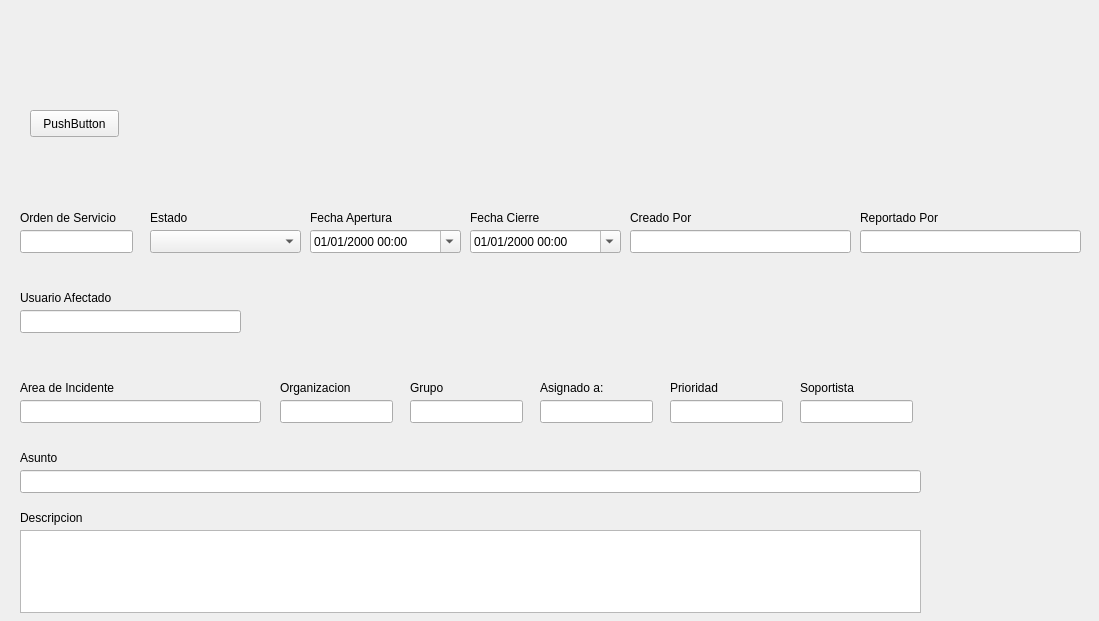
Before: the Qt Designer form src/ods.ui in foxcarlos/asiste, drawn with Qt 5.
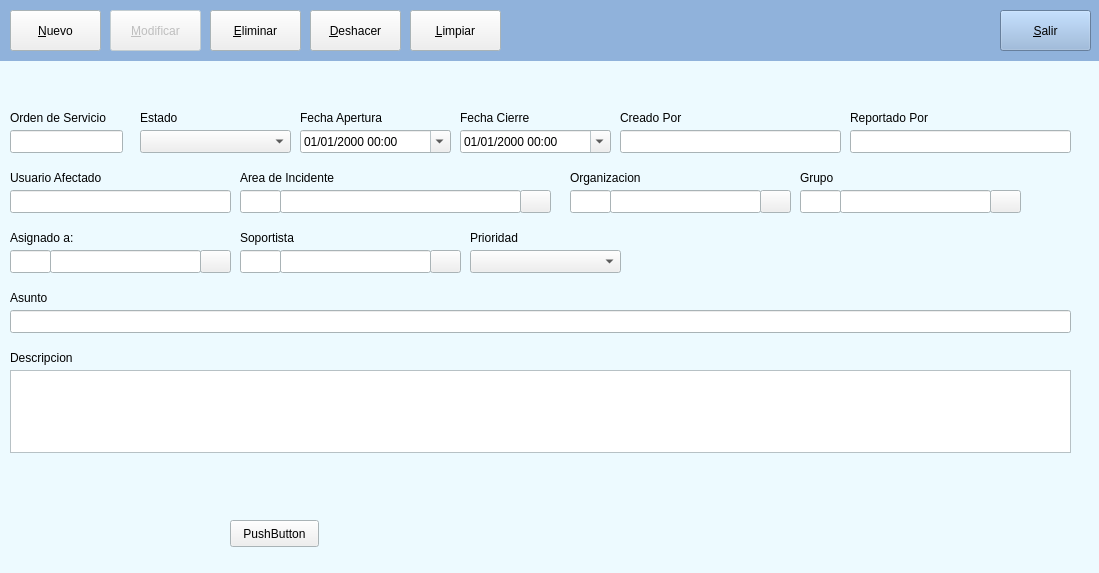
After: the same form once the commit is applied. Icons and pictures are not drawn.

Commit message: modified:   asiste.py modified:   config.conf new file:   img/20px-Crystal_Clear_app_kdict.png new file:   img/20px_find.jpg new file:   img/building-5-16.png new file:   img/check-mark-2-16.png new file:   img/check-mark-2-24.png new file:   img/laptop-4-16.png new file:   img/megaphone-4-24.png new file:   img/tablet-3-16.png new file:   img/tag-4-24.png new file:   img/user-12-24.png new file:   img/user-14-24.png new file:   img/user-6-16.png new file:   img/user-6-24.png modified:   src/Esquema_Tablas modified:   src/ods.ui modified:   tablas.ods modified:   windowUi.py

What changed in the file:
```diff
--- a/src/ods.ui
+++ b/src/ods.ui
@@ -7,40 +7,91 @@
     <x>0</x>
     <y>0</y>
     <width>1099</width>
-    <height>621</height>
+    <height>573</height>
    </rect>
   </property>
+  <property name="palette">
+   <palette>
+    <active>
+     <colorrole role="Base">
+      <brush brushstyle="SolidPattern">
+       <color alpha="255">
+        <red>255</red>
+        <green>255</green>
+        <blue>255</blue>
+       </color>
+      </brush>
+     </colorrole>
+     <colorrole role="Window">
+      <brush brushstyle="SolidPattern">
+       <color alpha="255">
+        <red>237</red>
+        <green>250</green>
+        <blue>255</blue>
+       </color>
+      </brush>
+     </colorrole>
+    </active>
+    <inactive>
+     <colorrole role="Base">
+      <brush brushstyle="SolidPattern">
+       <color alpha="255">
+        <red>255</red>
+        <green>255</green>
+        <blue>255</blue>
+       </color>
+      </brush>
+     </colorrole>
+     <colorrole role="Window">
+      <brush brushstyle="SolidPattern">
+       <color alpha="255">
+        <red>237</red>
+        <green>250</green>
+        <blue>255</blue>
+       </color>
+      </brush>
+     </colorrole>
+    </inactive>
+    <disabled>
+     <colorrole role="Base">
+      <brush brushstyle="SolidPattern">
+       <color alpha="255">
+        <red>237</red>
+        <green>250</green>
+        <blue>255</blue>
+       </color>
+      </brush>
+     </colorrole>
+     <colorrole role="Window">
+      <brush brushstyle="SolidPattern">
+       <color alpha="255">
+        <red>237</red>
+        <green>250</green>
+        <blue>255</blue>
+       </color>
+      </brush>
+     </colorrole>
+    </disabled>
+   </palette>
+  </property>
   <property name="windowTitle">
    <string>Form</string>
   </property>
   <widget class="QLineEdit" name="lineEdit_9">
    <property name="geometry">
     <rect>
-     <x>20</x>
-     <y>400</y>
+     <x>280</x>
+     <y>190</y>
      <width>241</width>
      <height>23</height>
     </rect>
    </property>
   </widget>
-  <widget class="QLabel" name="label_13">
-   <property name="geometry">
-    <rect>
-     <x>670</x>
-     <y>380</y>
-     <width>111</width>
-     <height>16</height>
-    </rect>
-   </property>
-   <property name="text">
-    <string>Prioridad</string>
-   </property>
-  </widget>
   <widget class="QLabel" name="label_7">
    <property name="geometry">
     <rect>
-     <x>20</x>
-     <y>290</y>
+     <x>10</x>
+     <y>170</y>
      <width>111</width>
      <height>16</height>
     </rect>
@@ -52,8 +103,8 @@
   <widget class="QLineEdit" name="txtCreadoPor">
    <property name="geometry">
     <rect>
-     <x>630</x>
-     <y>230</y>
+     <x>620</x>
+     <y>130</y>
      <width>221</width>
      <height>23</height>
     </rect>
@@ -62,8 +113,8 @@
   <widget class="QLabel" name="label_12">
    <property name="geometry">
     <rect>
-     <x>20</x>
-     <y>510</y>
+     <x>10</x>
+     <y>350</y>
      <width>111</width>
      <height>16</height>
     </rect>
@@ -75,9 +126,9 @@
   <widget class="QPlainTextEdit" name="plainTextEdit">
    <property name="geometry">
     <rect>
-     <x>20</x>
-     <y>530</y>
-     <width>901</width>
+     <x>10</x>
+     <y>370</y>
+     <width>1061</width>
      <height>83</height>
     </rect>
    </property>
@@ -85,8 +136,8 @@
   <widget class="QLabel" name="label">
    <property name="geometry">
     <rect>
-     <x>20</x>
-     <y>210</y>
+     <x>10</x>
+     <y>110</y>
      <width>121</width>
      <height>16</height>
     </rect>
@@ -98,8 +149,8 @@
   <widget class="QLabel" name="label_5">
    <property name="geometry">
     <rect>
-     <x>630</x>
-     <y>210</y>
+     <x>620</x>
+     <y>110</y>
      <width>111</width>
      <height>16</height>
     </rect>
@@ -111,8 +162,8 @@
   <widget class="QLabel" name="label_3">
    <property name="geometry">
     <rect>
-     <x>310</x>
-     <y>210</y>
+     <x>300</x>
+     <y>110</y>
      <width>111</width>
      <height>16</height>
     </rect>
@@ -121,34 +172,11 @@
     <string>Fecha Apertura</string>
    </property>
   </widget>
-  <widget class="QLineEdit" name="lineEdit_15">
-   <property name="geometry">
-    <rect>
-     <x>800</x>
-     <y>400</y>
-     <width>113</width>
-     <height>23</height>
-    </rect>
-   </property>
-  </widget>
-  <widget class="QLabel" name="label_10">
-   <property name="geometry">
-    <rect>
-     <x>410</x>
-     <y>380</y>
-     <width>111</width>
-     <height>16</height>
-    </rect>
-   </property>
-   <property name="text">
-    <string>Grupo</string>
-   </property>
-  </widget>
   <widget class="QLabel" name="label_4">
    <property name="geometry">
     <rect>
-     <x>470</x>
-     <y>210</y>
+     <x>460</x>
+     <y>110</y>
      <width>111</width>
      <height>16</height>
     </rect>
@@ -157,24 +185,11 @@
     <string>Fecha Cierre</string>
    </property>
   </widget>
-  <widget class="QLabel" name="label_15">
-   <property name="geometry">
-    <rect>
-     <x>800</x>
-     <y>380</y>
-     <width>111</width>
-     <height>16</height>
-    </rect>
-   </property>
-   <property name="text">
-    <string>Soportista</string>
-   </property>
-  </widget>
   <widget class="QLabel" name="label_11">
    <property name="geometry">
     <rect>
-     <x>20</x>
-     <y>380</y>
+     <x>240</x>
+     <y>170</y>
      <width>121</width>
      <height>16</height>
     </rect>
@@ -186,31 +201,8 @@
   <widget class="QLineEdit" name="lineEdit_11">
    <property name="geometry">
     <rect>
-     <x>410</x>
-     <y>400</y>
-     <width>113</width>
-     <height>23</height>
-    </rect>
-   </property>
-  </widget>
-  <widget class="QLabel" name="label_8">
-   <property name="geometry">
-    <rect>
-     <x>540</x>
-     <y>380</y>
-     <width>101</width>
-     <height>16</height>
-    </rect>
-   </property>
-   <property name="text">
-    <string>Asignado a:</string>
-   </property>
-  </widget>
-  <widget class="QLineEdit" name="lineEdit_5">
-   <property name="geometry">
-    <rect>
-     <x>860</x>
-     <y>230</y>
+     <x>850</x>
+     <y>130</y>
      <width>221</width>
      <height>23</height>
     </rect>
@@ -219,8 +211,8 @@
   <widget class="QComboBox" name="cbxEstado">
    <property name="geometry">
     <rect>
-     <x>150</x>
-     <y>230</y>
+     <x>140</x>
+     <y>130</y>
      <width>151</width>
      <height>23</height>
     </rect>
@@ -232,8 +224,8 @@
   <widget class="QLabel" name="label_2">
    <property name="geometry">
     <rect>
-     <x>150</x>
-     <y>210</y>
+     <x>140</x>
+     <y>110</y>
      <width>61</width>
      <height>16</height>
     </rect>
@@ -245,8 +237,8 @@
   <widget class="QLabel" name="label_9">
    <property name="geometry">
     <rect>
-     <x>280</x>
-     <y>380</y>
+     <x>570</x>
+     <y>170</y>
      <width>111</width>
      <height>16</height>
     </rect>
@@ -258,28 +250,18 @@
   <widget class="QLineEdit" name="lineEdit_7">
    <property name="geometry">
     <rect>
-     <x>20</x>
-     <y>310</y>
+     <x>10</x>
+     <y>190</y>
      <width>221</width>
      <height>23</height>
     </rect>
    </property>
   </widget>
-  <widget class="QLineEdit" name="lineEdit_14">
-   <property name="geometry">
-    <rect>
-     <x>670</x>
-     <y>400</y>
-     <width>113</width>
-     <height>23</height>
-    </rect>
-   </property>
-  </widget>
   <widget class="QLabel" name="label_6">
    <property name="geometry">
     <rect>
-     <x>860</x>
-     <y>210</y>
+     <x>850</x>
+     <y>110</y>
      <width>111</width>
      <height>16</height>
     </rect>
@@ -291,8 +273,8 @@
   <widget class="QLabel" name="label_14">
    <property name="geometry">
     <rect>
-     <x>20</x>
-     <y>450</y>
+     <x>10</x>
+     <y>290</y>
      <width>111</width>
      <height>16</height>
     </rect>
@@ -304,8 +286,8 @@
   <widget class="QLineEdit" name="lineEdit">
    <property name="geometry">
     <rect>
-     <x>20</x>
-     <y>230</y>
+     <x>10</x>
+     <y>130</y>
      <width>113</width>
      <height>23</height>
     </rect>
@@ -314,9 +296,9 @@
   <widget class="QLineEdit" name="lineEdit_8">
    <property name="geometry">
     <rect>
-     <x>20</x>
-     <y>470</y>
-     <width>901</width>
+     <x>10</x>
+     <y>310</y>
+     <width>1061</width>
      <height>23</height>
     </rect>
    </property>
@@ -324,19 +306,9 @@
   <widget class="QLineEdit" name="lineEdit_10">
    <property name="geometry">
     <rect>
-     <x>280</x>
-     <y>400</y>
-     <width>113</width>
-     <height>23</height>
-    </rect>
-   </property>
-  </widget>
-  <widget class="QLineEdit" name="lineEdit_12">
-   <property name="geometry">
-    <rect>
-     <x>540</x>
-     <y>400</y>
-     <width>113</width>
+     <x>610</x>
+     <y>190</y>
+     <width>151</width>
      <height>23</height>
     </rect>
    </property>
@@ -344,8 +316,8 @@
   <widget class="QPushButton" name="btnCombo">
    <property name="geometry">
     <rect>
-     <x>30</x>
-     <y>110</y>
+     <x>230</x>
+     <y>520</y>
      <width>89</width>
      <height>27</height>
     </rect>
@@ -357,8 +329,8 @@
   <widget class="QDateTimeEdit" name="dateTimeEdit">
    <property name="geometry">
     <rect>
-     <x>310</x>
-     <y>230</y>
+     <x>300</x>
+     <y>130</y>
      <width>151</width>
      <height>23</height>
     </rect>
@@ -376,8 +348,8 @@
   <widget class="QDateTimeEdit" name="dateTimeEdit_2">
    <property name="geometry">
     <rect>
-     <x>470</x>
-     <y>230</y>
+     <x>460</x>
+     <y>130</y>
      <width>151</width>
      <height>23</height>
     </rect>
@@ -392,6 +364,790 @@
     <bool>true</bool>
    </property>
   </widget>
+  <widget class="QLineEdit" name="lineEdit_13">
+   <property name="geometry">
+    <rect>
+     <x>240</x>
+     <y>190</y>
+     <width>41</width>
+     <height>23</height>
+    </rect>
+   </property>
+  </widget>
+  <widget class="QPushButton" name="pushButton">
+   <property name="geometry">
+    <rect>
+     <x>520</x>
+     <y>190</y>
+     <width>31</width>
+     <height>23</height>
+    </rect>
+   </property>
+   <property name="text">
+    <string/>
+   </property>
+   <property name="icon">
+    <iconset>
+     <normaloff>../img/megaphone-4-24.png</normaloff>../img/megaphone-4-24.png</iconset>
+   </property>
+  </widget>
+  <widget class="QPushButton" name="pushButton_2">
+   <property name="geometry">
+    <rect>
+     <x>760</x>
+     <y>190</y>
+     <width>31</width>
+     <height>23</height>
+    </rect>
+   </property>
+   <property name="text">
+    <string/>
+   </property>
+   <property name="icon">
+    <iconset>
+     <normaloff>../img/building-5-16.png</normaloff>../img/building-5-16.png</iconset>
+   </property>
+  </widget>
+  <widget class="QLineEdit" name="lineEdit_16">
+   <property name="geometry">
+    <rect>
+     <x>570</x>
+     <y>190</y>
+     <width>41</width>
+     <height>23</height>
+    </rect>
+   </property>
+  </widget>
+  <widget class="QPushButton" name="pushButton_3">
+   <property name="geometry">
+    <rect>
+     <x>990</x>
+     <y>190</y>
+     <width>31</width>
+     <height>23</height>
+    </rect>
+   </property>
+   <property name="text">
+    <string/>
+   </property>
+   <property name="icon">
+    <iconset>
+     <normaloff>../img/user-14-24.png</normaloff>../img/user-14-24.png</iconset>
+   </property>
+  </widget>
+  <widget class="QLabel" name="label_16">
+   <property name="geometry">
+    <rect>
+     <x>800</x>
+     <y>170</y>
+     <width>111</width>
+     <height>16</height>
+    </rect>
+   </property>
+   <property name="text">
+    <string>Grupo</string>
+   </property>
+  </widget>
+  <widget class="QLineEdit" name="lineEdit_17">
+   <property name="geometry">
+    <rect>
+     <x>840</x>
+     <y>190</y>
+     <width>151</width>
+     <height>23</height>
+    </rect>
+   </property>
+  </widget>
+  <widget class="QLineEdit" name="lineEdit_18">
+   <property name="geometry">
+    <rect>
+     <x>800</x>
+     <y>190</y>
+     <width>41</width>
+     <height>23</height>
+    </rect>
+   </property>
+  </widget>
+  <widget class="QPushButton" name="pushButton_4">
+   <property name="geometry">
+    <rect>
+     <x>200</x>
+     <y>250</y>
+     <width>31</width>
+     <height>23</height>
+    </rect>
+   </property>
+   <property name="text">
+    <string/>
+   </property>
+   <property name="icon">
+    <iconset>
+     <normaloff>../img/tag-4-24.png</normaloff>../img/tag-4-24.png</iconset>
+   </property>
+  </widget>
+  <widget class="QLabel" name="label_17">
+   <property name="geometry">
+    <rect>
+     <x>10</x>
+     <y>230</y>
+     <width>111</width>
+     <height>16</height>
+    </rect>
+   </property>
+   <property name="text">
+    <string>Asignado a:</string>
+   </property>
+  </widget>
+  <widget class="QLineEdit" name="lineEdit_19">
+   <property name="geometry">
+    <rect>
+     <x>50</x>
+     <y>250</y>
+     <width>151</width>
+     <height>23</height>
+    </rect>
+   </property>
+  </widget>
+  <widget class="QLineEdit" name="lineEdit_20">
+   <property name="geometry">
+    <rect>
+     <x>10</x>
+     <y>250</y>
+     <width>41</width>
+     <height>23</height>
+    </rect>
+   </property>
+  </widget>
+  <widget class="QLineEdit" name="lineEdit_21">
+   <property name="geometry">
+    <rect>
+     <x>280</x>
+     <y>250</y>
+     <width>151</width>
+     <height>23</height>
+    </rect>
+   </property>
+  </widget>
+  <widget class="QLabel" name="label_18">
+   <property name="geometry">
+    <rect>
+     <x>240</x>
+     <y>230</y>
+     <width>111</width>
+     <height>16</height>
+    </rect>
+   </property>
+   <property name="text">
+    <string>Soportista</string>
+   </property>
+  </widget>
+  <widget class="QPushButton" name="pushButton_5">
+   <property name="geometry">
+    <rect>
+     <x>430</x>
+     <y>250</y>
+     <width>31</width>
+     <height>23</height>
+    </rect>
+   </property>
+   <property name="text">
+    <string/>
+   </property>
+   <property name="icon">
+    <iconset>
+     <normaloff>../img/user-12-24.png</normaloff>../img/user-12-24.png</iconset>
+   </property>
+  </widget>
+  <widget class="QLineEdit" name="lineEdit_22">
+   <property name="geometry">
+    <rect>
+     <x>240</x>
+     <y>250</y>
+     <width>41</width>
+     <height>23</height>
+    </rect>
+   </property>
+  </widget>
+  <widget class="QComboBox" name="cbxEstado_2">
+   <property name="geometry">
+    <rect>
+     <x>470</x>
+     <y>250</y>
+     <width>151</width>
+     <height>23</height>
+    </rect>
+   </property>
+   <property name="editable">
+    <bool>false</bool>
+   </property>
+  </widget>
+  <widget class="QLabel" name="label_8">
+   <property name="geometry">
+    <rect>
+     <x>470</x>
+     <y>230</y>
+     <width>61</width>
+     <height>16</height>
+    </rect>
+   </property>
+   <property name="text">
+    <string>Prioridad</string>
+   </property>
+  </widget>
+  <widget class="QWidget" name="widget" native="true">
+   <property name="geometry">
+    <rect>
+     <x>0</x>
+     <y>0</y>
+     <width>1101</width>
+     <height>61</height>
+    </rect>
+   </property>
+   <property name="palette">
+    <palette>
+     <active>
+      <colorrole role="WindowText">
+       <brush brushstyle="SolidPattern">
+        <color alpha="255">
+         <red>0</red>
+         <green>0</green>
+         <blue>0</blue>
+        </color>
+       </brush>
+      </colorrole>
+      <colorrole role="Button">
+       <brush brushstyle="SolidPattern">
+        <color alpha="255">
+         <red>144</red>
+         <green>178</green>
+         <blue>219</blue>
+        </color>
+       </brush>
+      </colorrole>
+      <colorrole role="Light">
+       <brush brushstyle="SolidPattern">
+        <color alpha="255">
+         <red>242</red>
+         <green>248</green>
+         <blue>255</blue>
+        </color>
+       </brush>
+      </colorrole>
+      <colorrole role="Midlight">
+       <brush brushstyle="SolidPattern">
+        <color alpha="255">
+         <red>193</red>
+         <green>213</green>
+         <blue>237</blue>
+        </color>
+       </brush>
+      </colorrole>
+      <colorrole role="Dark">
+       <brush brushstyle="SolidPattern">
+        <color alpha="255">
+         <red>72</red>
+         <green>89</green>
+         <blue>109</blue>
+        </color>
+       </brush>
+      </colorrole>
+      <colorrole role="Mid">
+       <brush brushstyle="SolidPattern">
+        <color alpha="255">
+         <red>96</red>
+         <green>119</green>
+         <blue>146</blue>
+        </color>
+       </brush>
+      </colorrole>
+      <colorrole role="Text">
+       <brush brushstyle="SolidPattern">
+        <color alpha="255">
+         <red>0</red>
+         <green>0</green>
+         <blue>0</blue>
+        </color>
+       </brush>
+      </colorrole>
+      <colorrole role="BrightText">
+       <brush brushstyle="SolidPattern">
+        <color alpha="255">
+         <red>255</red>
+         <green>255</green>
+         <blue>255</blue>
+        </color>
+       </brush>
+      </colorrole>
+      <colorrole role="ButtonText">
+       <brush brushstyle="SolidPattern">
+        <color alpha="255">
+         <red>0</red>
+         <green>0</green>
+         <blue>0</blue>
+        </color>
+       </brush>
+      </colorrole>
+      <colorrole role="Base">
+       <brush brushstyle="SolidPattern">
+        <color alpha="255">
+         <red>255</red>
+         <green>255</green>
+         <blue>255</blue>
+        </color>
+       </brush>
+      </colorrole>
+      <colorrole role="Window">
+       <brush brushstyle="SolidPattern">
+        <color alpha="255">
+         <red>144</red>
+         <green>178</green>
+         <blue>219</blue>
+        </color>
+       </brush>
+      </colorrole>
+      <colorrole role="Shadow">
+       <brush brushstyle="SolidPattern">
+        <color alpha="255">
+         <red>0</red>
+         <green>0</green>
+         <blue>0</blue>
+        </color>
+       </brush>
+      </colorrole>
+      <colorrole role="AlternateBase">
+       <brush brushstyle="SolidPattern">
+        <color alpha="255">
+         <red>199</red>
+         <green>216</green>
+         <blue>237</blue>
+        </color>
+       </brush>
+      </colorrole>
+      <colorrole role="ToolTipBase">
+       <brush brushstyle="SolidPattern">
+        <color alpha="255">
+         <red>255</red>
+         <green>255</green>
+         <blue>220</blue>
+        </color>
+       </brush>
+      </colorrole>
+      <colorrole role="ToolTipText">
+       <brush brushstyle="SolidPattern">
+        <color alpha="255">
+         <red>0</red>
+         <green>0</green>
+         <blue>0</blue>
+        </color>
+       </brush>
+      </colorrole>
+     </active>
+     <inactive>
+      <colorrole role="WindowText">
+       <brush brushstyle="SolidPattern">
+        <color alpha="255">
+         <red>0</red>
+         <green>0</green>
+         <blue>0</blue>
+        </color>
+       </brush>
+      </colorrole>
+      <colorrole role="Button">
+       <brush brushstyle="SolidPattern">
+        <color alpha="255">
+         <red>144</red>
+         <green>178</green>
+         <blue>219</blue>
+        </color>
+       </brush>
+      </colorrole>
+      <colorrole role="Light">
+       <brush brushstyle="SolidPattern">
+        <color alpha="255">
+         <red>242</red>
+         <green>248</green>
+         <blue>255</blue>
+        </color>
+       </brush>
+      </colorrole>
+      <colorrole role="Midlight">
+       <brush brushstyle="SolidPattern">
+        <color alpha="255">
+         <red>193</red>
+         <green>213</green>
+         <blue>237</blue>
+        </color>
+       </brush>
+      </colorrole>
+      <colorrole role="Dark">
+       <brush brushstyle="SolidPattern">
+        <color alpha="255">
+         <red>72</red>
+         <green>89</green>
+         <blue>109</blue>
+        </color>
+       </brush>
+      </colorrole>
+      <colorrole role="Mid">
+       <brush brushstyle="SolidPattern">
+        <color alpha="255">
+         <red>96</red>
+         <green>119</green>
+         <blue>146</blue>
+        </color>
+       </brush>
+      </colorrole>
+      <colorrole role="Text">
+       <brush brushstyle="SolidPattern">
+        <color alpha="255">
+         <red>0</red>
+         <green>0</green>
+         <blue>0</blue>
+        </color>
+       </brush>
+      </colorrole>
+      <colorrole role="BrightText">
+       <brush brushstyle="SolidPattern">
+        <color alpha="255">
+         <red>255</red>
+         <green>255</green>
+         <blue>255</blue>
+        </color>
+       </brush>
+      </colorrole>
+      <colorrole role="ButtonText">
+       <brush brushstyle="SolidPattern">
+        <color alpha="255">
+         <red>0</red>
+         <green>0</green>
+         <blue>0</blue>
+        </color>
+       </brush>
+      </colorrole>
+      <colorrole role="Base">
+       <brush brushstyle="SolidPattern">
+        <color alpha="255">
+         <red>255</red>
+         <green>255</green>
+         <blue>255</blue>
+        </color>
+       </brush>
+      </colorrole>
+      <colorrole role="Window">
+       <brush brushstyle="SolidPattern">
+        <color alpha="255">
+         <red>144</red>
+         <green>178</green>
+         <blue>219</blue>
+        </color>
+       </brush>
+      </colorrole>
+      <colorrole role="Shadow">
+       <brush brushstyle="SolidPattern">
+        <color alpha="255">
+         <red>0</red>
+         <green>0</green>
+         <blue>0</blue>
+        </color>
+       </brush>
+      </colorrole>
+      <colorrole role="AlternateBase">
+       <brush brushstyle="SolidPattern">
+        <color alpha="255">
+         <red>199</red>
+         <green>216</green>
+         <blue>237</blue>
+        </color>
+       </brush>
+      </colorrole>
+      <colorrole role="ToolTipBase">
+       <brush brushstyle="SolidPattern">
+        <color alpha="255">
+         <red>255</red>
+         <green>255</green>
+         <blue>220</blue>
+        </color>
+       </brush>
+      </colorrole>
+      <colorrole role="ToolTipText">
+       <brush brushstyle="SolidPattern">
+        <color alpha="255">
+         <red>0</red>
+         <green>0</green>
+         <blue>0</blue>
+        </color>
+       </brush>
+      </colorrole>
+     </inactive>
+     <disabled>
+      <colorrole role="WindowText">
+       <brush brushstyle="SolidPattern">
+        <color alpha="255">
+         <red>72</red>
+         <green>89</green>
+         <blue>109</blue>
+        </color>
+       </brush>
+      </colorrole>
+      <colorrole role="Button">
+       <brush brushstyle="SolidPattern">
+        <color alpha="255">
+         <red>144</red>
+         <green>178</green>
+         <blue>219</blue>
+        </color>
+       </brush>
+      </colorrole>
+      <colorrole role="Light">
+       <brush brushstyle="SolidPattern">
+        <color alpha="255">
+         <red>242</red>
+         <green>248</green>
+         <blue>255</blue>
+        </color>
+       </brush>
+      </colorrole>
+      <colorrole role="Midlight">
+       <brush brushstyle="SolidPattern">
+        <color alpha="255">
+         <red>193</red>
+         <green>213</green>
+         <blue>237</blue>
+        </color>
+       </brush>
+      </colorrole>
+      <colorrole role="Dark">
+       <brush brushstyle="SolidPattern">
+        <color alpha="255">
+         <red>72</red>
+         <green>89</green>
+         <blue>109</blue>
+        </color>
+       </brush>
+      </colorrole>
+      <colorrole role="Mid">
+       <brush brushstyle="SolidPattern">
+        <color alpha="255">
+         <red>96</red>
+         <green>119</green>
+         <blue>146</blue>
+        </color>
+       </brush>
+      </colorrole>
+      <colorrole role="Text">
+       <brush brushstyle="SolidPattern">
+        <color alpha="255">
+         <red>72</red>
+         <green>89</green>
+         <blue>109</blue>
+        </color>
+       </brush>
+      </colorrole>
+      <colorrole role="BrightText">
+       <brush brushstyle="SolidPattern">
+        <color alpha="255">
+         <red>255</red>
+         <green>255</green>
+         <blue>255</blue>
+        </color>
+       </brush>
+      </colorrole>
+      <colorrole role="ButtonText">
+       <brush brushstyle="SolidPattern">
+        <color alpha="255">
+         <red>72</red>
+         <green>89</green>
+         <blue>109</blue>
+        </color>
+       </brush>
+      </colorrole>
+      <colorrole role="Base">
+       <brush brushstyle="SolidPattern">
+        <color alpha="255">
+         <red>144</red>
+         <green>178</green>
+         <blue>219</blue>
+        </color>
+       </brush>
+      </colorrole>
+      <colorrole role="Window">
+       <brush brushstyle="SolidPattern">
+        <color alpha="255">
+         <red>144</red>
+         <green>178</green>
+         <blue>219</blue>
+        </color>
+       </brush>
+      </colorrole>
+      <colorrole role="Shadow">
+       <brush brushstyle="SolidPattern">
+        <color alpha="255">
+         <red>0</red>
+         <green>0</green>
+         <blue>0</blue>
+        </color>
+       </brush>
+      </colorrole>
+      <colorrole role="AlternateBase">
+       <brush brushstyle="SolidPattern">
+        <color alpha="255">
+         <red>144</red>
+         <green>178</green>
+         <blue>219</blue>
+        </color>
+       </brush>
+      </colorrole>
+      <colorrole role="ToolTipBase">
+       <brush brushstyle="SolidPattern">
+        <color alpha="255">
+         <red>255</red>
+         <green>255</green>
+         <blue>220</blue>
+        </color>
+       </brush>
+      </colorrole>
+      <colorrole role="ToolTipText">
+       <brush brushstyle="SolidPattern">
+        <color alpha="255">
+         <red>0</red>
+         <green>0</green>
+         <blue>0</blue>
+        </color>
+       </brush>
+      </colorrole>
+     </disabled>
+    </palette>
+   </property>
+   <property name="autoFillBackground">
+    <bool>true</bool>
+   </property>
+   <widget class="QPushButton" name="btnSalir">
+    <property name="geometry">
+     <rect>
+      <x>1000</x>
+      <y>10</y>
+      <width>91</width>
+      <height>41</height>
+     </rect>
+    </property>
+    <property name="toolTip">
+     <string>Salir del Sistema</string>
+    </property>
+    <property name="layoutDirection">
+     <enum>Qt::LeftToRight</enum>
+    </property>
+    <property name="text">
+     <string>&amp;Salir</string>
+    </property>
+    <property name="icon">
+     <iconset>
+      <normaloff>../../pymanati/img/25px_exit.png</normaloff>../../pymanati/img/25px_exit.png</iconset>
+    </property>
+   </widget>
+  </widget>
+  <widget class="QPushButton" name="btnDeshacer">
+   <property name="geometry">
+    <rect>
+     <x>310</x>
+     <y>10</y>
+     <width>91</width>
+     <height>41</height>
+    </rect>
+   </property>
+   <property name="layoutDirection">
+    <enum>Qt::LeftToRight</enum>
+   </property>
+   <property name="text">
+    <string>&amp;Deshacer</string>
+   </property>
+   <property name="icon">
+    <iconset>
+     <normaloff>../../agenda/img/40px_reload.png</normaloff>../../agenda/img/40px_reload.png</iconset>
+   </property>
+  </widget>
+  <widget class="QPushButton" name="btnModificar">
+   <property name="enabled">
+    <bool>false</bool>
+   </property>
+   <property name="geometry">
+    <rect>
+     <x>110</x>
+     <y>10</y>
+     <width>91</width>
+     <height>41</height>
+    </rect>
+   </property>
+   <property name="layoutDirection">
+    <enum>Qt::LeftToRight</enum>
+   </property>
+   <property name="text">
+    <string>&amp;Modificar</string>
+   </property>
+   <property name="icon">
+    <iconset>
+     <normaloff>../../agenda/img/40px-Crystal_Clear_app_kedit.png</normaloff>../../agenda/img/40px-Crystal_Clear_app_kedit.png</iconset>
+   </property>
+  </widget>
+  <widget class="QPushButton" name="btnLimpiar">
+   <property name="geometry">
+    <rect>
+     <x>410</x>
+     <y>10</y>
+     <width>91</width>
+     <height>41</height>
+    </rect>
+   </property>
+   <property name="layoutDirection">
+    <enum>Qt::LeftToRight</enum>
+   </property>
+   <property name="text">
+    <string>&amp;Limpiar</string>
+   </property>
+   <property name="icon">
+    <iconset>
+     <normaloff>../../agenda/img/erase.png</normaloff>../../agenda/img/erase.png</iconset>
+   </property>
+  </widget>
+  <widget class="QPushButton" name="btnNuevo">
+   <property name="geometry">
+    <rect>
+     <x>10</x>
+     <y>10</y>
+     <width>91</width>
+     <height>41</height>
+    </rect>
+   </property>
+   <property name="layoutDirection">
+    <enum>Qt::LeftToRight</enum>
+   </property>
+   <property name="text">
+    <string>&amp;Nuevo</string>
+   </property>
+   <property name="icon">
+    <iconset>
+     <normaloff>../../agenda/img/30px-Crystal_Clear_app_List_manager.png</normaloff>../../agenda/img/30px-Crystal_Clear_app_List_manager.png</iconset>
+   </property>
+  </widget>
+  <widget class="QPushButton" name="btnEliminar">
+   <property name="geometry">
+    <rect>
+     <x>210</x>
+     <y>10</y>
+     <width>91</width>
+     <height>41</height>
+    </rect>
+   </property>
+   <property name="layoutDirection">
+    <enum>Qt::LeftToRight</enum>
+   </property>
+   <property name="text">
+    <string>&amp;Eliminar</string>
+   </property>
+   <property name="icon">
+    <iconset>
+     <normaloff>../../agenda/img/30px_1 (514).png</normaloff>../../agenda/img/30px_1 (514).png</iconset>
+   </property>
+  </widget>
  </widget>
  <tabstops>
   <tabstop>lineEdit</tabstop>
```
Left out of the diff: 28 changed lines with no effect on the pictures. The commit also changes 18 other files.
